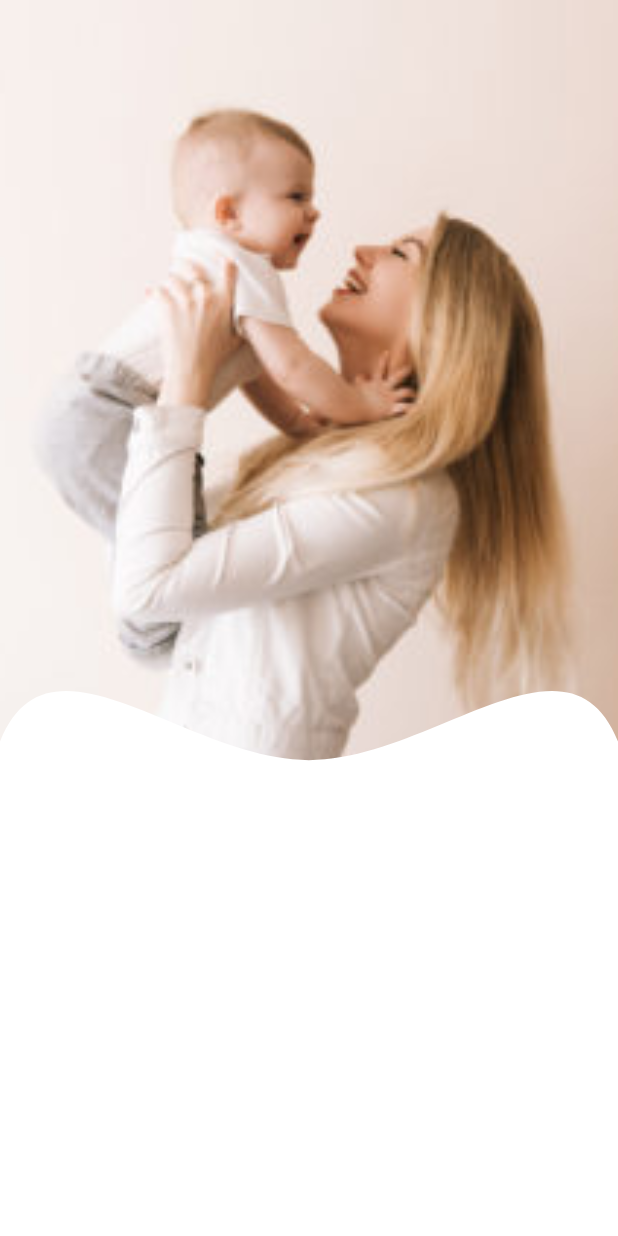
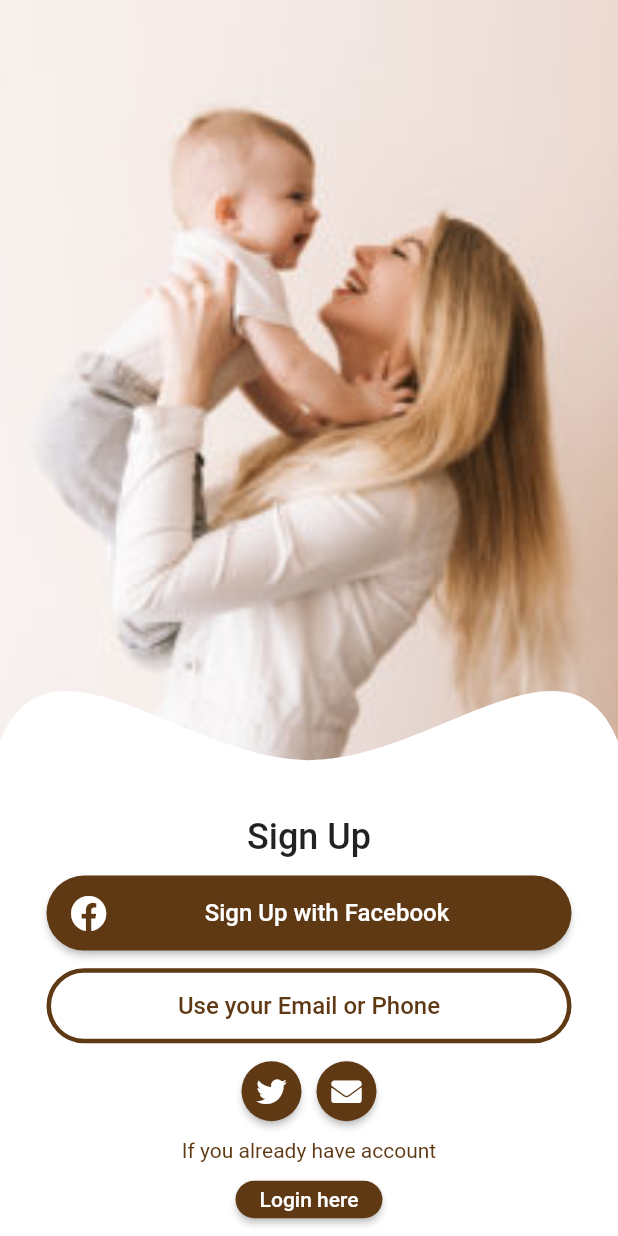
Before and after one commit to yibsonalexis/babycare_uiconcept_flutter, a Flutter app: the screen it shows after launch, on a phone screen of 412 x 824 dp. Run offline on Flutter 3.47's test engine with Material 2 defaults, Android fonts, the light colour scheme and no system bars; our stand-ins replace font_awesome_flutter.

Commit message:
Login page and register page

```diff
--- a/lib/main.dart
+++ b/lib/main.dart
@@ -1,4 +1,5 @@
 import 'package:baby_care_ui/pages/login_page.dart';
+import 'package:baby_care_ui/pages/register_page.dart';
 import 'package:flutter/material.dart';
 
 void main() {
@@ -10,11 +11,17 @@ class MyApp extends StatelessWidget {
   @override
   Widget build(BuildContext context) {
     return MaterialApp(
+      debugShowCheckedModeBanner: false,
       title: 'Flutter Demo',
       theme: ThemeData(
-        visualDensity: VisualDensity.adaptivePlatformDensity,
-      ),
-      home: LoginPage(),
+          visualDensity: VisualDensity.adaptivePlatformDensity,
+          primaryColor: Color(0xFF5f3814)),
+      initialRoute: "login",
+      routes: {
+        '/': (context) => LoginPage(),
+        'login': (context) => LoginPage(),
+        'register': (context) => RegisterPage(),
+      },
     );
   }
 }
--- a/lib/pages/login_page.dart
+++ b/lib/pages/login_page.dart
@@ -1,5 +1,6 @@
 import 'package:baby_care_ui/utils/clipper_container_login.dart';
 import 'package:flutter/material.dart';
+import 'package:font_awesome_flutter/font_awesome_flutter.dart';
 
 class LoginPage extends StatelessWidget {
   @override
@@ -9,9 +10,7 @@ class LoginPage extends StatelessWidget {
       body: Container(
         child: Stack(
           children: [
-            Container(
-                // color: Colors.red,
-                ),
+            Container(),
             Image.asset(
               "assets/images/babycare1.jpeg",
               fit: BoxFit.cover,
@@ -22,12 +21,137 @@ class LoginPage extends StatelessWidget {
               bottom: 0,
               child: ClipPath(
                 clipper: LoginCustomClipper(),
-                child: Container(
-                  height: size.height * 0.5,
-                  width: size.width,
-                  color: Colors.white,
-                  child: Text("data"),
-                ),
+                child: _buttonsSignUp(size, context),
+              ),
+            )
+          ],
+        ),
+      ),
+    );
+  }
+
+  Container _buttonsSignUp(Size size, BuildContext context) {
+    return Container(
+      padding: EdgeInsets.only(top: 120),
+      height: size.height * 0.5,
+      width: size.width,
+      color: Colors.white,
+      child: Column(
+        mainAxisAlignment: MainAxisAlignment.spaceEvenly,
+        crossAxisAlignment: CrossAxisAlignment.center,
+        children: [
+          Text(
+            "Sign Up",
+            style: Theme.of(context)
+                .textTheme
+                .headline5
+                .copyWith(fontWeight: FontWeight.w500),
+          ),
+          _facebookButton(context),
+          _emailButton(context),
+          _twitterEvelopeButtons(context),
+          Text(
+            "If you already have account",
+            style: TextStyle(color: Theme.of(context).primaryColor),
+          ),
+          SizedBox(
+            height: 25,
+            child: RaisedButton(
+              color: Theme.of(context).primaryColor,
+              shape: RoundedRectangleBorder(
+                  borderRadius: BorderRadius.circular(50)),
+              onPressed: () => Navigator.pushNamed(context, "register"),
+              child: Text(
+                "Login here",
+                style: TextStyle(color: Colors.white),
+              ),
+            ),
+          )
+        ],
+      ),
+    );
+  }
+
+  Row _twitterEvelopeButtons(BuildContext context) {
+    return Row(
+      mainAxisAlignment: MainAxisAlignment.center,
+      children: [
+        SizedBox(
+          width: 40,
+          height: 40,
+          child: RaisedButton(
+            color: Theme.of(context).primaryColor,
+            padding: EdgeInsets.all(0),
+            shape: CircleBorder(),
+            onPressed: () {},
+            child: Icon(
+              FontAwesomeIcons.twitter,
+              color: Colors.white,
+              size: 20,
+            ),
+          ),
+        ),
+        SizedBox(
+          width: 10,
+        ),
+        SizedBox(
+          width: 40,
+          height: 40,
+          child: RaisedButton(
+            color: Theme.of(context).primaryColor,
+            padding: EdgeInsets.all(0),
+            shape: CircleBorder(),
+            onPressed: () {},
+            child: Icon(
+              FontAwesomeIcons.solidEnvelope,
+              color: Colors.white,
+              size: 20,
+            ),
+          ),
+        ),
+      ],
+    );
+  }
+
+  SizedBox _emailButton(BuildContext context) {
+    return SizedBox(
+      width: 350,
+      height: 50,
+      child: OutlineButton(
+        color: Theme.of(context).primaryColor,
+        borderSide: BorderSide(width: 3, color: Theme.of(context).primaryColor),
+        shape: RoundedRectangleBorder(borderRadius: BorderRadius.circular(50)),
+        onPressed: () => Navigator.pushNamed(context, "register"),
+        child: Text(
+          "Use your Email or Phone",
+          style: TextStyle(fontSize: 16, color: Theme.of(context).primaryColor),
+        ),
+      ),
+    );
+  }
+
+  SizedBox _facebookButton(BuildContext context) {
+    return SizedBox(
+      width: 350,
+      height: 50,
+      child: RaisedButton(
+        color: Theme.of(context).primaryColor,
+        shape:
+            RoundedRectangleBorder(borderRadius: BorderRadius.circular(50.0)),
+        onPressed: () => Navigator.pushNamed(context, "register"),
+        child: Row(
+          // mainAxisSize: MainAxisSize.min,
+          mainAxisAlignment: MainAxisAlignment.center,
+          children: [
+            Icon(
+              FontAwesomeIcons.facebook,
+              color: Colors.white,
+            ),
+            Expanded(
+              child: Text(
+                "Sign Up with Facebook",
+                style: TextStyle(fontSize: 16, color: Colors.white),
+                textAlign: TextAlign.center,
               ),
             )
           ],
--- a/lib/utils/clipper_container_login.dart
+++ b/lib/utils/clipper_container_login.dart
@@ -1,5 +1,3 @@
-import 'dart:math';
-
 import 'package:flutter/material.dart';
 
 class LoginCustomClipper extends CustomClipper<Path> {
@@ -11,9 +9,12 @@ class LoginCustomClipper extends CustomClipper<Path> {
     // Offset centerArc = Offset(size.width * .8, size.height * 0);
     Path path = new Path()
       ..moveTo(0, y * .2)
+      // ===== OPTION WITH quadraticBezierTo ====== //
       // ..quadraticBezierTo(x * .08, 0, x * .3, y * .2)
       // ..quadraticBezierTo(x * .5, y * .3, x * .7, y * .2)
       // ..quadraticBezierTo(x * .92, 0, x, y * .2)
+      // ===== END OPTION WITH quadraticBezierTo ====== //
+
       ..cubicTo(x * .08, 0, x * .3, y * .23, x * .5, y * .23)
       ..cubicTo(x * .7, y * .23, x * .92, 0, x, y * .2)
       ..lineTo(x, y)
--- a/pubspec.yaml
+++ b/pubspec.yaml
@@ -28,6 +28,7 @@ dependencies:
   # The following adds the Cupertino Icons font to your application.
   # Use with the CupertinoIcons class for iOS style icons.
   cupertino_icons: ^0.1.3
+  font_awesome_flutter: ^8.8.1
 
 dev_dependencies:
   flutter_test:
```
Also changed, not shown: lib/pages/register_page.dart (added, +161 -0 lines), pubspec.lock.
